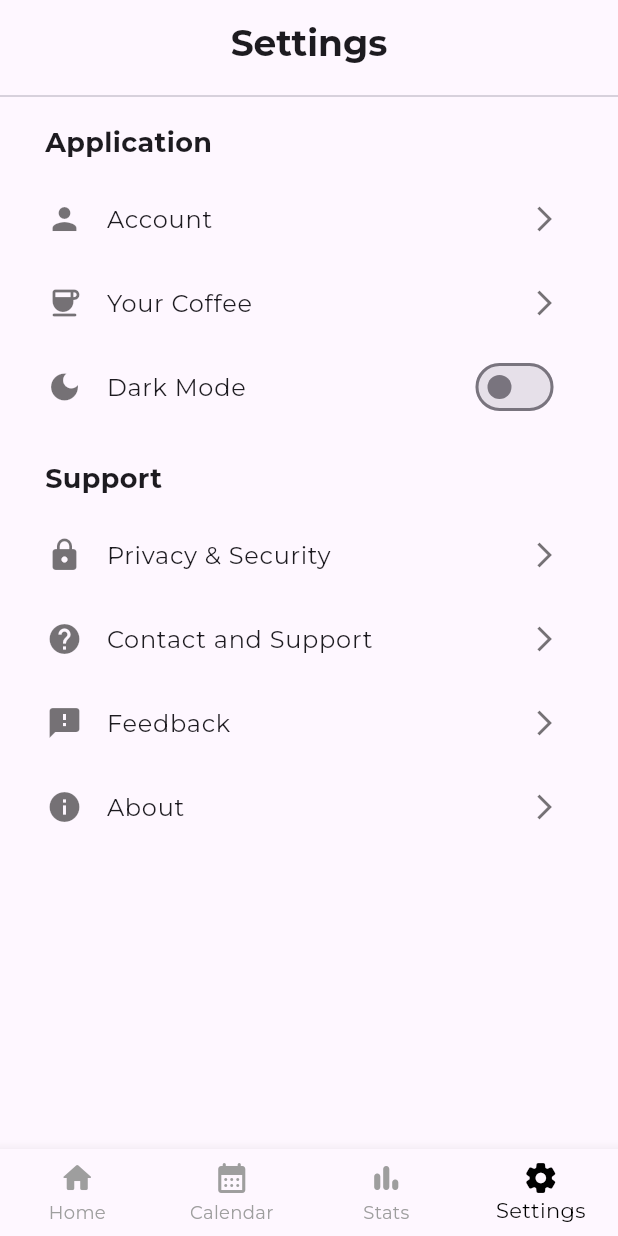
After one commit to KittinatAna/coffeetracker, a Flutter app: the SettingsPage screen opened by its route, on a phone screen of 412 x 824 dp. The commit adds this screen. Run offline on Flutter 3.47's test engine with Material 3 defaults, Android fonts, the light colour scheme and no system bars; our stand-ins replace cloud_firestore, csv, device_info_plus, firebase_core, fl_chart, geocoding and 11 more; missing offline and left inert: google_mlkit_text_recognition, tflite_flutter; accounts and stored records are empty.

Commit message:
23072024_1507 Add setting.dart

```diff
--- a/coffeetracker/lib/main.dart
+++ b/coffeetracker/lib/main.dart
@@ -4,6 +4,7 @@ import 'package:coffeetracker/screens/welcome.dart';
 import 'package:coffeetracker/screens/home.dart';
 import 'package:coffeetracker/screens/addcoffee/choose_coffee.dart';
 import 'package:coffeetracker/screens/calendar.dart';
+import 'package:coffeetracker/screens/setting.dart';
 import 'package:google_fonts/google_fonts.dart';
 import 'package:firebase_core/firebase_core.dart';
 
@@ -38,6 +39,7 @@ class CoffeeTrackerApp extends StatelessWidget {
         '/home': (context) => const Home(),
         '/choose-coffee': (context) => const ChooseCoffee(),
         '/calendar': (context) => CalendarPage(),
+        '/setting': (context) => SettingsPage(),
       },
     );
   }
--- a/coffeetracker/lib/screens/calendar.dart
+++ b/coffeetracker/lib/screens/calendar.dart
@@ -1,3 +1,4 @@
+import 'package:coffeetracker/screens/setting.dart';
 import 'package:coffeetracker/screens/stats/statistic.dart';
 import 'package:flutter/material.dart';
 import 'package:table_calendar/table_calendar.dart';
@@ -615,7 +616,7 @@ class _CalendarPageState extends State<CalendarPage> {
             if (index == 0) {
               Navigator.pushReplacement(
                 context,
-                NoTransitionPageRoute(builder: (context) => Home()),
+                NoTransitionPageRoute(builder: (context) => const Home()),
               );
             } else if (index == 2) {
               Navigator.pushReplacement(
@@ -623,7 +624,10 @@ class _CalendarPageState extends State<CalendarPage> {
                 NoTransitionPageRoute(builder: (context) => StatisticPage()),
               );
             } else if (index == 3) {
-              // Add navigation for Settings page if needed
+              Navigator.pushReplacement(
+                context,
+                NoTransitionPageRoute(builder: (context) => SettingsPage()),
+              );
             }
           });
         },
--- a/coffeetracker/lib/screens/home.dart
+++ b/coffeetracker/lib/screens/home.dart
@@ -1,3 +1,4 @@
+import 'package:coffeetracker/screens/setting.dart';
 import 'package:flutter/material.dart';
 import 'package:google_fonts/google_fonts.dart';
 import 'package:coffeetracker/services/firestore_service.dart';
@@ -384,14 +385,19 @@ class _HomeState extends State<Home> {
         onTap: (int index) {
           setState(() {
             if (index == 1) {
-              Navigator.push(
+              Navigator.pushReplacement(
                 context,
                 NoTransitionPageRoute(builder: (context) => CalendarPage()),
               );
             } else if (index == 2) {
-              Navigator.push(
+              Navigator.pushReplacement(
                 context,
                 NoTransitionPageRoute(builder: (context) => StatisticPage()),
+              );
+            } else if (index == 3) {
+              Navigator.pushReplacement(
+                context,
+                NoTransitionPageRoute(builder: (context) => SettingsPage()),
               );
             }
           });
--- /dev/null
+++ b/coffeetracker/lib/screens/setting.dart
@@ -0,0 +1,213 @@
+import 'package:coffeetracker/screens/calendar.dart';
+import 'package:coffeetracker/screens/home.dart';
+import 'package:coffeetracker/screens/stats/statistic.dart';
+import 'package:flutter/material.dart';
+import 'package:google_fonts/google_fonts.dart';
+
+class SettingsPage extends StatefulWidget {
+  @override
+  _SettingsPageState createState() => _SettingsPageState();
+}
+
+class NoTransitionPageRoute<T> extends MaterialPageRoute<T> {
+  NoTransitionPageRoute({required WidgetBuilder builder}) : super(builder: builder);
+
+  @override
+  Widget buildTransitions(BuildContext context, Animation<double> animation, Animation<double> secondaryAnimation, Widget child) {
+    return child;
+  }
+}
+
+class _SettingsPageState extends State<SettingsPage> {
+  bool isDarkTheme = false;
+
+  @override
+  Widget build(BuildContext context) {
+    return Scaffold(
+      appBar: AppBar(
+        automaticallyImplyLeading: false,
+        title: Text(
+          'Settings',
+          style: GoogleFonts.montserrat(
+            fontSize: 24,
+            fontWeight: FontWeight.bold,
+          ),
+        ),
+        centerTitle: true,
+      ),
+      body: Column(
+        children: [
+          const Divider(),
+          Expanded(
+            child: SingleChildScrollView(
+              child: Column(
+                children: [
+                  Row(
+                    mainAxisAlignment: MainAxisAlignment.start,
+                    children: [
+                      Padding(
+                        padding: const EdgeInsets.symmetric(horizontal: 30.0, vertical: 10),
+                        child: Text('Application',
+                          style: GoogleFonts.montserrat(
+                            fontSize: 18,
+                            fontWeight: FontWeight.bold,
+                          ),
+                        ),
+                      ),
+                    ],
+                  ),
+                  _buildSettingsOption(
+                    icon: Icons.person,
+                    title: 'Account',
+                    trailing: const Icon(Icons.arrow_forward_ios, color: Colors.black54, size: 20),
+                    onTap: () {
+                      // Navigate to account settings page
+                    },
+                  ),
+                  _buildSettingsOption(
+                    icon: Icons.coffee_rounded,
+                    title: 'Your Coffee',
+                    trailing: const Icon(Icons.arrow_forward_ios, color: Colors.black54, size: 20),
+                    onTap: () {
+                      // Navigate to account settings page
+                    },
+                  ),
+                  _buildSettingsOption(
+                    icon: Icons.dark_mode,
+                    title: 'Dark Mode',
+                    trailing: Switch(
+                      // activeColor: Colors.white,
+                      value: isDarkTheme,
+                      onChanged: (value) {
+                        setState(() {
+                          isDarkTheme = value;
+                          // Add your notification toggle logic here
+                        });
+                      },
+                    ),
+                  ),
+                  const SizedBox(height: 10.0),
+                  Row(
+                    mainAxisAlignment: MainAxisAlignment.start,
+                    children: [
+                      Padding(
+                        padding: const EdgeInsets.symmetric(horizontal: 30.0, vertical: 10),
+                        child: Text('Support',
+                          style: GoogleFonts.montserrat(
+                            fontSize: 18,
+                            fontWeight: FontWeight.bold,
+                          ),
+                        ),
+                      ),
+                    ],
+                  ),
+                  _buildSettingsOption(
+                    icon: Icons.lock,
+                    title: 'Privacy & Security',
+                    trailing: const Icon(Icons.arrow_forward_ios, color: Colors.black54, size: 20),
+                    onTap: () {
+                      // Navigate to privacy & security settings page
+                    },
+                  ),
+                  _buildSettingsOption(
+                    icon: Icons.help,
+                    title: 'Contact and Support',
+                    trailing: const Icon(Icons.arrow_forward_ios, color: Colors.black54, size: 20),
+                    onTap: () {
+                      // Navigate to help and support page
+                    },
+                  ),
+                  _buildSettingsOption(
+                    icon: Icons.feedback,
+                    title: 'Feedback',
+                    trailing: const Icon(Icons.arrow_forward_ios, color: Colors.black54, size: 20),
+                    onTap: () {
+                      // Navigate to privacy & security settings page
+                    },
+                  ),
+                  _buildSettingsOption(
+                    icon: Icons.info,
+                    title: 'About',
+                    trailing: const Icon(Icons.arrow_forward_ios, color: Colors.black54, size: 20),
+                    onTap: () {
+                      // Navigate to about page
+                    },
+                  ),
+                ],
+              ),
+            ),
+          ),
+        ],
+      ),
+      bottomNavigationBar: BottomNavigationBar(
+        type: BottomNavigationBarType.fixed,
+        items: const <BottomNavigationBarItem>[
+          BottomNavigationBarItem(
+            icon: Icon(Icons.home_rounded),
+            label: 'Home',
+          ),
+          BottomNavigationBarItem(
+            icon: Icon(Icons.calendar_month_rounded),
+            label: 'Calendar',
+          ),
+          BottomNavigationBarItem(
+            icon: Icon(Icons.bar_chart_rounded),
+            label: 'Stats',
+          ),
+          BottomNavigationBarItem(
+            icon: Icon(Icons.settings_rounded),
+            label: 'Settings',
+          ),
+        ],
+        currentIndex: 3,
+        selectedItemColor: Colors.black,
+        unselectedItemColor: Colors.grey,
+        showSelectedLabels: true,
+        showUnselectedLabels: true,
+        onTap: (int index) {
+          setState(() {
+            if (index == 0) {
+              Navigator.pushReplacement(
+                context,
+                NoTransitionPageRoute(builder: (context) => const Home()),
+              );
+            } else if (index == 1) {
+              Navigator.pushReplacement(
+                context,
+                NoTransitionPageRoute(builder: (context) => CalendarPage()),
+              );
+            } else if (index == 2) {
+              Navigator.pushReplacement(
+                context,
+                NoTransitionPageRoute(builder: (context) => StatisticPage()),
+              );
+            }
+          });
+        },
+      ),
+    );
+  }
+
+  Widget _buildSettingsOption({
+    required IconData icon,
+    required String title,
+    required Widget trailing,
+    void Function()? onTap,
+  }) {
+    return Padding(
+      padding: const EdgeInsets.symmetric(horizontal: 15.0),
+      child: ListTile(
+        leading: Icon(icon, color: Colors.black54),
+        title: Text(
+          title,
+          style: GoogleFonts.montserrat(
+            fontSize: 16,
+            fontWeight: FontWeight.normal,
+          ),
+        ),
+        trailing: trailing,
+        onTap: onTap,
+      ),
+    );
+  }
+}
--- a/coffeetracker/lib/screens/stats/statistic.dart
+++ b/coffeetracker/lib/screens/stats/statistic.dart
@@ -21,6 +21,7 @@ import 'package:coffeetracker/screens/stats/monthly_insight.dart';
 import 'package:coffeetracker/screens/stats/yearly_insight.dart';
 import 'package:coffeetracker/screens/stats/charts.dart';
 import 'package:coffeetracker/screens/stats/statistic_captrue.dart';
+import 'package:coffeetracker/screens/setting.dart';
 
 class StatisticPage extends StatefulWidget {
   @override
@@ -684,7 +685,10 @@ class _StatisticPageState extends State<StatisticPage> with SingleTickerProvider
                 NoTransitionPageRoute(builder: (context) => CalendarPage()),
               );
             } else if (index == 3) {
-              // Add navigation for Settings page if needed
+              Navigator.pushReplacement(
+                context,
+                NoTransitionPageRoute(builder: (context) => SettingsPage()),
+              );
             }
           });
         },
```
